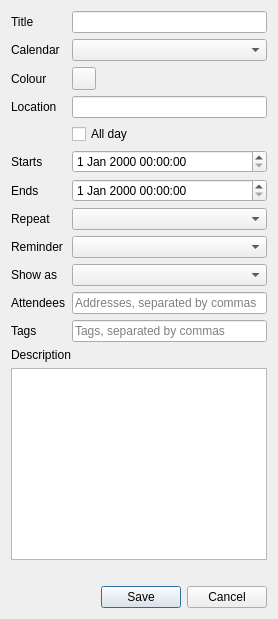
rob-vandenberg/chrono-mail, file src/chrono_mail/ui/forms/event_editor.ui: the form before one commit.
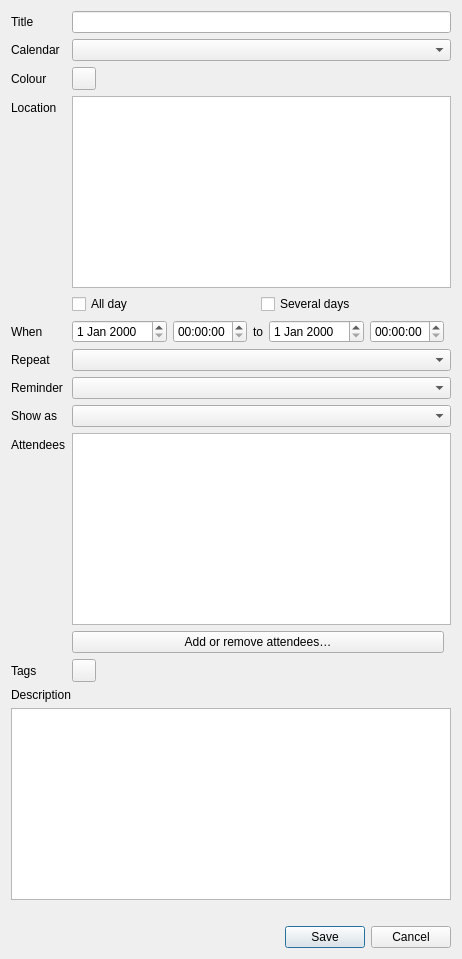
The form after the commit.

Commit message: A saved appointment opens read-only with Edit, attendees and tags are picked in their own way, the location has several lines, the repeat list follows the date with Custom, and date and times are separate fields

What changed in the file:
```diff
--- a/src/chrono_mail/ui/forms/event_editor.ui
+++ b/src/chrono_mail/ui/forms/event_editor.ui
@@ -55,19 +55,37 @@
       </widget>
      </item>
      <item row="3" column="1">
-      <widget class="QLineEdit" name="location" />
+      <widget class="QPlainTextEdit" name="location" />
      </item>
      <item row="4" column="1">
-      <widget class="QCheckBox" name="allDay">
-       <property name="text">
-        <string>All day</string>
-       </property>
-      </widget>
+      <layout class="QHBoxLayout" name="dayTicks">
+       <item>
+        <widget class="QCheckBox" name="allDay">
+         <property name="text">
+          <string>All day</string>
+         </property>
+        </widget>
+       </item>
+       <item>
+        <widget class="QCheckBox" name="severalDays">
+         <property name="text">
+          <string>Several days</string>
+         </property>
+        </widget>
+       </item>
+       <item>
+        <spacer name="dayTicksRest">
+         <property name="orientation">
+          <enum>Qt::Horizontal</enum>
+         </property>
+        </spacer>
+       </item>
+      </layout>
      </item>
      <item row="5" column="0">
       <widget class="QLabel" name="startLabel">
        <property name="text">
-        <string>Starts</string>
+        <string>When</string>
        </property>
        <property name="buddy">
         <cstring>start</cstring>
@@ -75,22 +93,36 @@
       </widget>
      </item>
      <item row="5" column="1">
-      <widget class="QDateTimeEdit" name="start" />
+      <layout class="QHBoxLayout" name="when">
+       <item>
+        <widget class="QDateEdit" name="startDate" />
+       </item>
+       <item>
+        <widget class="QTimeEdit" name="startTime" />
+       </item>
+       <item>
+        <widget class="QLabel" name="toLabel">
+         <property name="text">
+          <string>to</string>
+         </property>
+        </widget>
+       </item>
+       <item>
+        <widget class="QDateEdit" name="endDate" />
+       </item>
+       <item>
+        <widget class="QTimeEdit" name="endTime" />
+       </item>
+       <item>
+        <spacer name="whenRest">
+         <property name="orientation">
+          <enum>Qt::Horizontal</enum>
+         </property>
+        </spacer>
+       </item>
+      </layout>
      </item>
      <item row="6" column="0">
-      <widget class="QLabel" name="endLabel">
-       <property name="text">
-        <string>Ends</string>
-       </property>
-       <property name="buddy">
-        <cstring>end</cstring>
-       </property>
-      </widget>
-     </item>
-     <item row="6" column="1">
-      <widget class="QDateTimeEdit" name="end" />
-     </item>
-     <item row="7" column="0">
       <widget class="QLabel" name="repeatLabel">
        <property name="text">
         <string>Repeat</string>
@@ -100,10 +132,10 @@
        </property>
       </widget>
      </item>
-     <item row="7" column="1">
+     <item row="6" column="1">
       <widget class="QComboBox" name="repeat" />
      </item>
-     <item row="8" column="0">
+     <item row="7" column="0">
       <widget class="QLabel" name="reminderLabel">
        <property name="text">
         <string>Reminder</string>
@@ -113,10 +145,10 @@
        </property>
       </widget>
      </item>
-     <item row="8" column="1">
+     <item row="7" column="1">
       <widget class="QComboBox" name="reminder" />
      </item>
-     <item row="9" column="0">
+     <item row="8" column="0">
       <widget class="QLabel" name="busyLabel">
        <property name="text">
         <string>Show as</string>
@@ -126,10 +158,10 @@
        </property>
       </widget>
      </item>
-     <item row="9" column="1">
+     <item row="8" column="1">
       <widget class="QComboBox" name="busy" />
      </item>
-     <item row="10" column="0">
+     <item row="9" column="0">
       <widget class="QLabel" name="attendeesLabel">
        <property name="text">
         <string>Attendees</string>
@@ -139,14 +171,32 @@
        </property>
       </widget>
      </item>
-     <item row="10" column="1">
-      <widget class="QLineEdit" name="attendees">
-       <property name="placeholderText">
-        <string>Addresses, separated by commas</string>
-       </property>
-      </widget>
+     <item row="9" column="1">
+      <layout class="QVBoxLayout" name="attendeesPart">
+       <item>
+        <widget class="QListWidget" name="attendees" />
+       </item>
+       <item>
+        <layout class="QHBoxLayout" name="attendeesButtons">
+         <item>
+          <widget class="QPushButton" name="attendeesButton">
+           <property name="text">
+            <string>Add or remove attendees…</string>
+           </property>
+          </widget>
+         </item>
+         <item>
+          <spacer name="attendeesRest">
+           <property name="orientation">
+            <enum>Qt::Horizontal</enum>
+           </property>
+          </spacer>
+         </item>
+        </layout>
+       </item>
+      </layout>
      </item>
-     <item row="11" column="0">
+     <item row="10" column="0">
       <widget class="QLabel" name="tagsLabel">
        <property name="text">
         <string>Tags</string>
@@ -156,12 +206,8 @@
        </property>
       </widget>
      </item>
-     <item row="11" column="1">
-      <widget class="QLineEdit" name="tags">
-       <property name="placeholderText">
-        <string>Tags, separated by commas</string>
-       </property>
-      </widget>
+     <item row="10" column="1">
+      <widget class="QToolButton" name="tags" />
      </item>
     </layout>
    </item>
```
Left out of the diff: 4 changed lines with no effect on the pictures. The commit also changes 19 other files.
